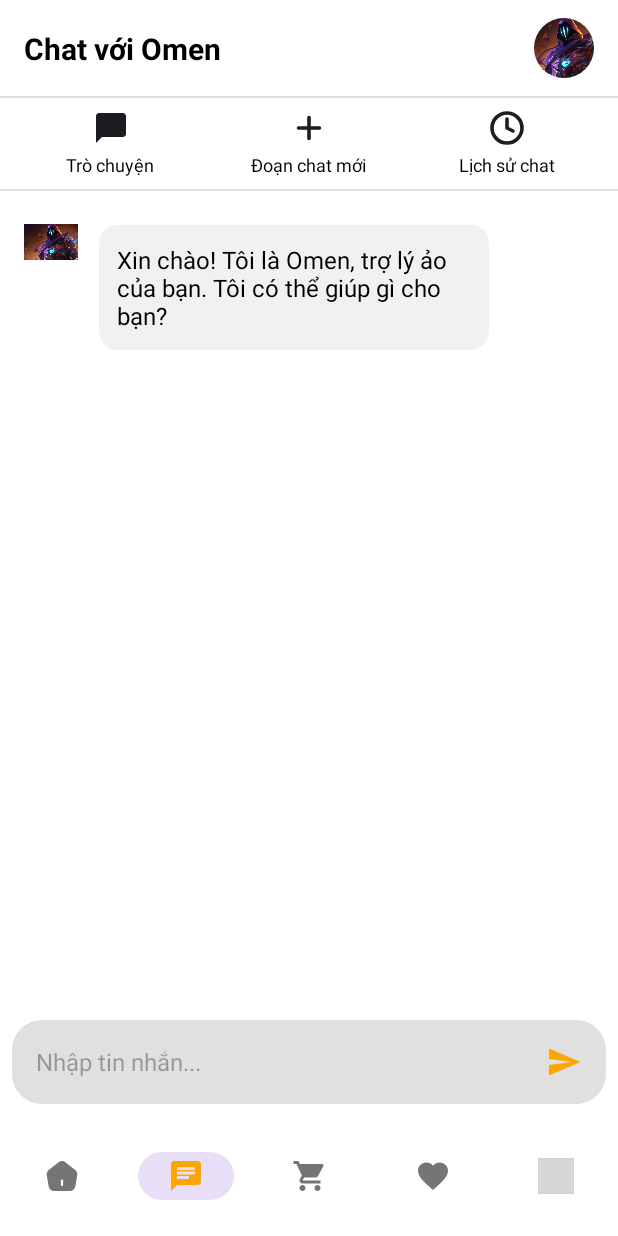
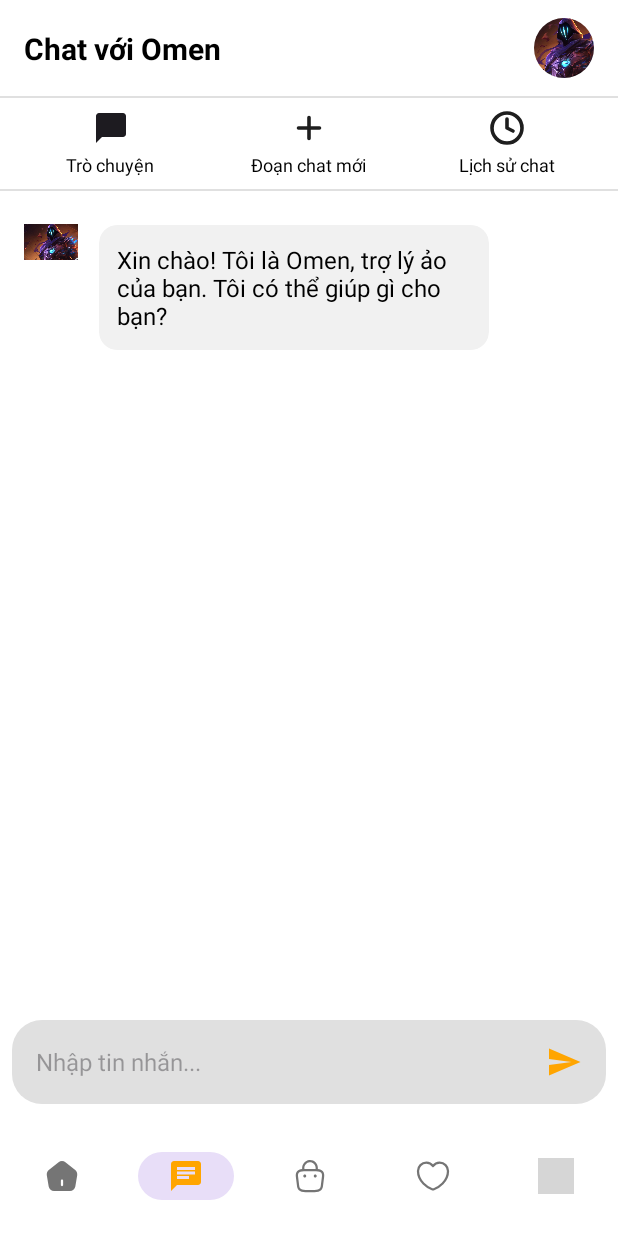
Before and after one commit to quang2719/Phat-trien-Android-App, an Android app: the screen it shows after launch (MainActivity), on a phone screen of 412 x 824 dp. Run offline under Robolectric (Android 15) with nearby library versions, the light colour scheme and no system bars; grey boxes are pictures that could not be loaded.

Commit message:
update favorite icon

```diff
--- a/eComProject/ChatbotServices/app/src/main/res/drawable/ic_favorite.xml
+++ b/eComProject/ChatbotServices/app/src/main/res/drawable/ic_favorite.xml
@@ -4,6 +4,10 @@
     android:viewportWidth="24"
     android:viewportHeight="24">
     <path
-        android:fillColor="#000000"
-        android:pathData="M12,21.35l-1.45,-1.32C5.4,15.36 2,12.28 2,8.5 2,5.42 4.42,3 7.5,3c1.74,0 3.41,0.81 4.5,2.09C13.09,3.81 14.76,3 16.5,3 19.58,3 22,5.42 22,8.5c0,3.78 -3.4,6.86 -8.55,11.54L12,21.35z"/>
+        android:pathData="M12.62,20.81C12.28,20.93 11.72,20.93 11.38,20.81C8.48,19.82 2,15.69 2,8.69C2,5.6 4.49,3.1 7.56,3.1C9.38,3.1 10.99,3.98 12,5.34C13.01,3.98 14.63,3.1 16.44,3.1C19.51,3.1 22,5.6 22,8.69C22,15.69 15.52,19.82 12.62,20.81Z"
+        android:strokeLineJoin="round"
+        android:strokeWidth="1.5"
+        android:fillColor="#00000000"
+        android:strokeColor="#1E1E1E"
+        android:strokeLineCap="round"/>
 </vector>
--- a/eComProject/ChatbotServices/app/src/main/res/drawable/ic_shop.xml
+++ b/eComProject/ChatbotServices/app/src/main/res/drawable/ic_shop.xml
@@ -4,6 +4,7 @@
     android:viewportWidth="24"
     android:viewportHeight="24">
     <path
-        android:fillColor="#000000"
-        android:pathData="M7,18c-1.1,0 -1.99,0.9 -1.99,2S5.9,22 7,22s2,-0.9 2,-2 -0.9,-2 -2,-2zM1,2v2h2l3.6,7.59 -1.35,2.45c-0.16,0.28 -0.25,0.61 -0.25,0.96 0,1.1 0.9,2 2,2h12v-2L7.42,15c-0.14,0 -0.25,-0.11 -0.25,-0.25l0.03,-0.12 0.9,-1.63h7.45c0.75,0 1.41,-0.41 1.75,-1.03l3.58,-6.49c0.08,-0.14 0.12,-0.31 0.12,-0.48 0,-0.55 -0.45,-1 -1,-1L5.21,4l-0.94,-2L1,2zM17,18c-1.1,0 -1.99,0.9 -1.99,2s0.89,2 1.99,2 2,-0.9 2,-2 -0.9,-2 -2,-2z"/>
+        android:pathData="M11.632,2.776C13.866,2.56 15.75,4.317 15.75,6.51V7.25H8.25V6.7C8.25,4.792 9.808,2.947 11.63,2.777L11.632,2.776ZM6.75,7.312V6.7C6.75,4.108 8.811,1.534 11.489,1.283C14.615,0.981 17.25,3.444 17.25,6.51V7.312C18.805,7.477 19.918,7.975 20.626,8.817C21.505,9.861 21.587,11.234 21.445,12.512L21.444,12.523L21.444,12.523L20.695,18.517C20.584,19.543 20.326,20.667 19.41,21.504C18.498,22.336 17.087,22.75 15,22.75H9C6.913,22.75 5.501,22.336 4.59,21.504C3.674,20.667 3.415,19.543 3.305,18.517L2.556,12.523L2.554,12.512L2.554,12.512C2.413,11.234 2.495,9.861 3.373,8.817C4.082,7.975 5.195,7.477 6.75,7.312ZM4.794,18.337L4.045,12.342C3.917,11.184 4.05,10.343 4.521,9.783C4.986,9.23 5.953,8.75 8,8.75H16C18.047,8.75 19.014,9.23 19.479,9.783C19.949,10.343 20.083,11.184 19.955,12.342L19.206,18.337L19.206,18.337L19.204,18.35C19.104,19.282 18.897,19.94 18.398,20.396C17.892,20.859 16.933,21.25 15,21.25H9C7.067,21.25 6.108,20.859 5.602,20.396C5.102,19.94 4.896,19.282 4.796,18.35L4.796,18.35L4.794,18.337ZM14.495,12C14.495,11.448 14.943,11 15.495,11H15.505C16.057,11 16.504,11.448 16.504,12C16.504,12.552 16.057,13 15.505,13H15.495C14.943,13 14.495,12.552 14.495,12ZM8.495,11C7.942,11 7.495,11.448 7.495,12C7.495,12.552 7.942,13 8.495,13H8.503C9.056,13 9.503,12.552 9.503,12C9.503,11.448 9.056,11 8.503,11H8.495Z"
+        android:fillColor="#AAAAAA"
+        android:fillType="evenOdd"/>
 </vector>
```
